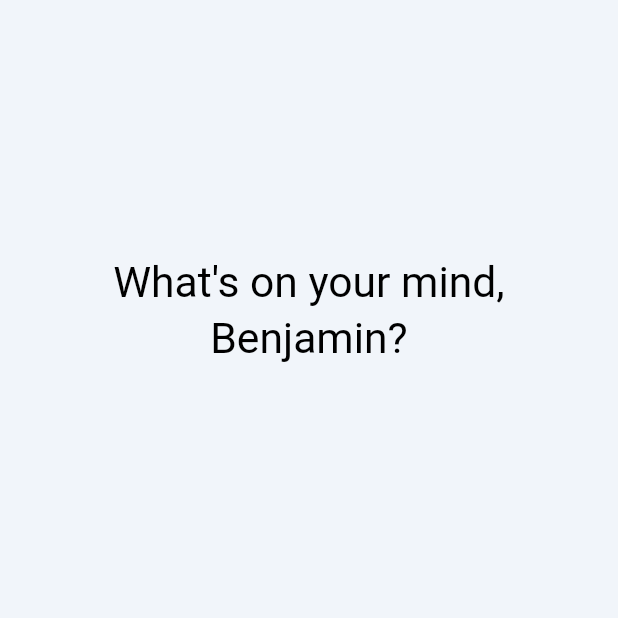
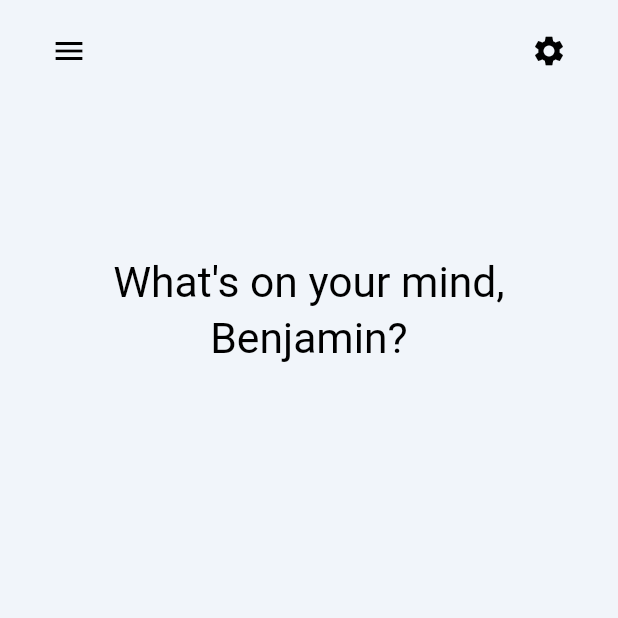
Before and after one commit to TBMenterprise/Zenify2, a Flutter app: the ChatPage screen opened by its route, on a phone screen of 412 x 824 dp, the top half of it. Run offline on Flutter 3.47's test engine with Material 3 defaults, Android fonts, the light colour scheme and no system bars; Roboto replaces fonts that are missing (Literata).

Commit message:
simple colour changes for settings and menu icon

```diff
--- a/lib/chat.dart
+++ b/lib/chat.dart
@@ -51,12 +51,12 @@
                     // Use a Builder to get the correct context for Scaffold.of()
                     Builder(
                       builder: (context) => IconButton(
-                        icon: Icon(Icons.menu, color: theme.colorScheme.surface),
+                        icon: Icon(Icons.menu, color: Colors.black),
                         onPressed: () => Scaffold.of(context).openDrawer(),
                       ),
                     ),
                     IconButton(
-                      icon: Icon(Icons.settings, color: theme.colorScheme.surface),
+                      icon: Icon(Icons.settings, color: Colors.black),
                       onPressed: () {
                         // Handle settings action
                       },
```
